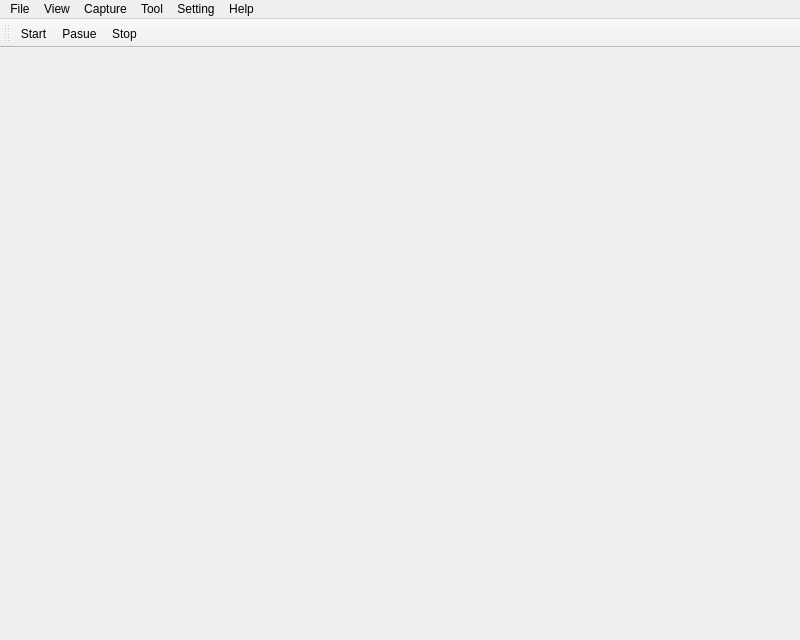
First picture: the form in mainwindow.ui, repository ctrlfrmb/fkcap, before the edit.
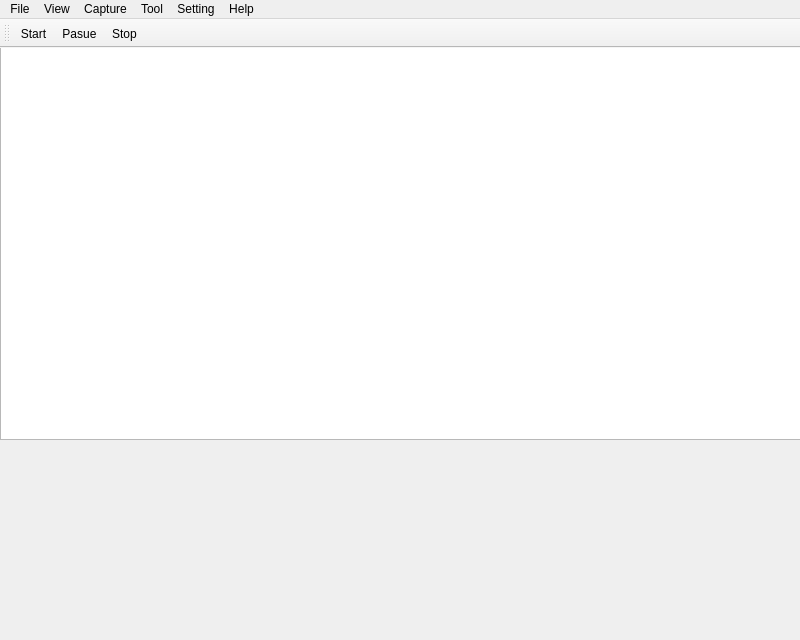
Second picture: the form after the edit. Icons and pictures are not drawn.

Diff of the .ui file:
```diff
--- a/mainwindow.ui
+++ b/mainwindow.ui
@@ -17,7 +17,18 @@
    <iconset resource="resource.qrc">
     <normaloff>:/images/resource/icons/main_window.ico</normaloff>:/images/resource/icons/main_window.ico</iconset>
   </property>
-  <widget class="QWidget" name="centralWidget"/>
+  <widget class="QWidget" name="centralWidget">
+   <widget class="QTableView" name="tableView">
+    <property name="geometry">
+     <rect>
+      <x>0</x>
+      <y>-9</y>
+      <width>801</width>
+      <height>401</height>
+     </rect>
+    </property>
+   </widget>
+  </widget>
   <widget class="QMenuBar" name="menuBar">
    <property name="geometry">
     <rect>
```
Left out of the diff: 2 changed lines with no effect on the pictures.
